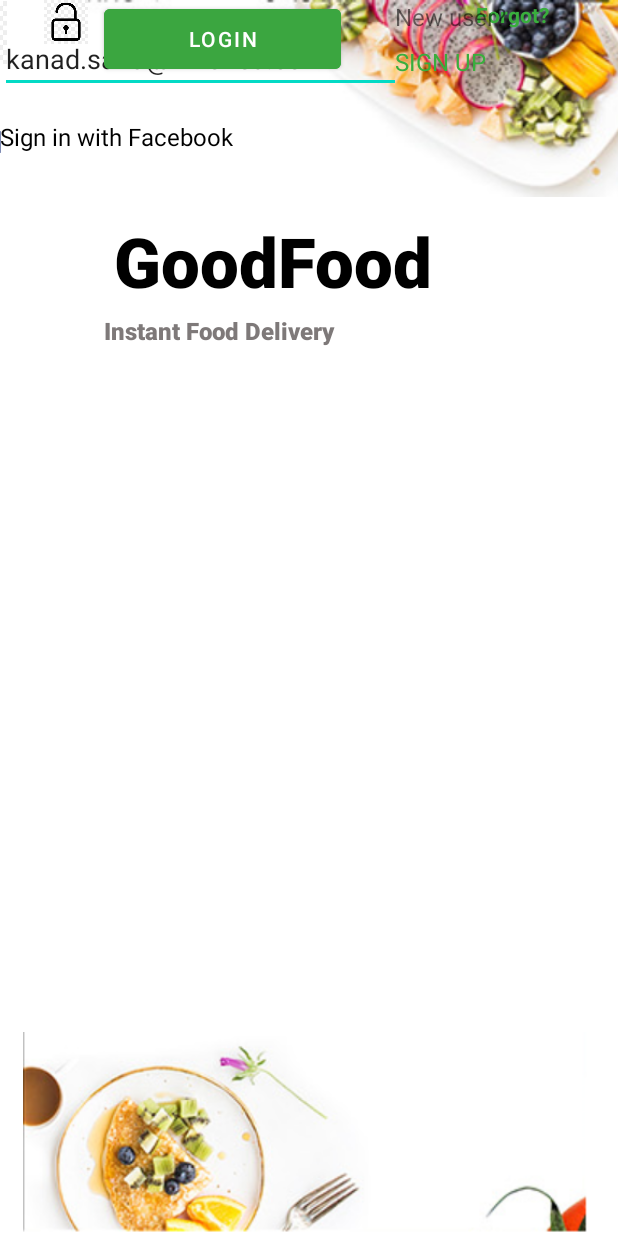
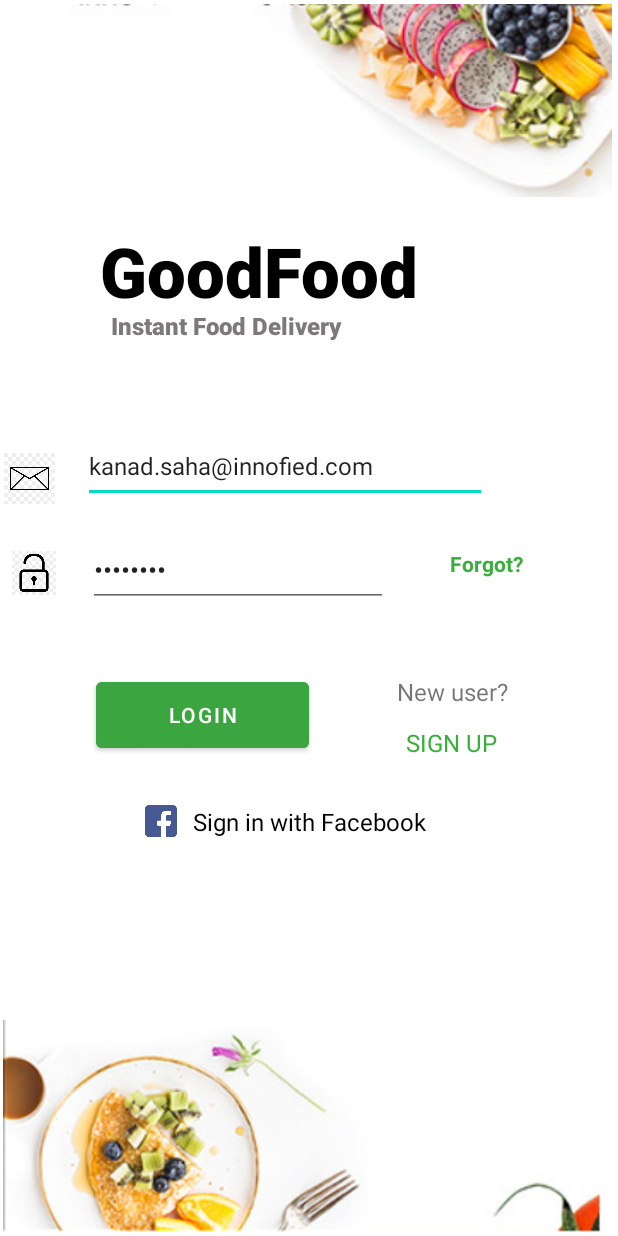
Before and after one commit to gpuig22/GoodFood, an Android app: the screen it shows after launch (MainActivity), on a phone screen of 412 x 824 dp. Run offline under Robolectric (Android 15) with nearby library versions, the phone set to English and light mode, and no system bars; Roboto replaces fonts that are not available here.

Commit message:
GoodFood UI adjusted to the point !!

```diff
--- a/app/src/main/res/layout/activity_main.xml
+++ b/app/src/main/res/layout/activity_main.xml
@@ -8,25 +8,29 @@
 
     <ImageView
         android:id="@+id/imageView6"
-        android:layout_width="413dp"
-        android:layout_height="131dp"
+        android:layout_width="408dp"
+        android:layout_height="134dp"
+        app:layout_constraintTop_toTopOf="parent"
         app:srcCompat="@drawable/logintop"
-        tools:layout_editor_absoluteX="-3dp"
-        tools:layout_editor_absoluteY="-1dp" />
+        tools:layout_editor_absoluteX="2dp" />
 
     <ImageView
         android:id="@+id/imageView7"
-        android:layout_width="415dp"
-        android:layout_height="136dp"
+        android:layout_width="412dp"
+        android:layout_height="144dp"
+        android:layout_marginTop="24dp"
+        app:flow_horizontalAlign="start"
         app:layout_constraintBottom_toBottomOf="parent"
+        app:layout_constraintTop_toBottomOf="@+id/textView6"
+        app:layout_constraintVertical_bias="1.0"
         app:srcCompat="@drawable/loginbottom"
-        tools:layout_editor_absoluteX="-2dp" />
+        tools:layout_editor_absoluteX="2dp" />
 
     <TextView
         android:id="@+id/textView"
-        android:layout_width="226dp"
-        android:layout_height="62dp"
-        android:layout_marginTop="12dp"
+        android:layout_width="230dp"
+        android:layout_height="56dp"
+        android:layout_marginTop="16dp"
         android:fontFamily="sans-serif-black"
         android:text="GoodFood"
         android:textAlignment="center"
@@ -34,137 +38,140 @@
         android:textSize="46dp"
         android:textStyle="bold"
         app:layout_constraintEnd_toEndOf="parent"
-        app:layout_constraintHorizontal_bias="0.372"
+        app:layout_constraintHorizontal_bias="0.32"
         app:layout_constraintStart_toStartOf="parent"
         app:layout_constraintTop_toBottomOf="@+id/imageView6" />
 
     <TextView
         android:id="@+id/textView2"
         android:layout_width="176dp"
-        android:layout_height="21dp"
-        android:layout_marginTop="4dp"
+        android:layout_height="32dp"
         android:fontFamily="sans-serif-black"
         android:text="Instant Food Delivery"
         android:textColor="#7E7979"
         android:textSize="16sp"
         app:layout_constraintEnd_toEndOf="parent"
-        app:layout_constraintHorizontal_bias="0.293"
+        app:layout_constraintHorizontal_bias="0.314"
         app:layout_constraintStart_toStartOf="parent"
         app:layout_constraintTop_toBottomOf="@+id/textView" />
 
     <EditText
         android:id="@+id/editTextTextPersonName"
-        android:layout_width="267dp"
-        android:layout_height="41dp"
+        android:layout_width="269dp"
+        android:layout_height="49dp"
+        android:layout_marginTop="48dp"
         android:ems="10"
         android:fontFamily="@font/montserrat_alternates_bold"
         android:inputType="textPersonName"
         android:text="kanad.saha@innofied.com"
-        app:layout_constraintBottom_toTopOf="@+id/editTextTextPassword"
-        app:layout_constraintTop_toBottomOf="@+id/textView2"
-        app:layout_constraintVertical_bias="0.638"
-        tools:layout_editor_absoluteX="72dp" />
+        android:textSize="16sp"
+        app:layout_constraintEnd_toEndOf="parent"
+        app:layout_constraintHorizontal_bias="0.156"
+        app:layout_constraintStart_toEndOf="@+id/imageView8"
+        app:layout_constraintTop_toBottomOf="@+id/textView2" />
+
+    <ImageView
+        android:id="@+id/imageView8"
+        android:layout_width="39dp"
+        android:layout_height="34dp"
+        android:layout_marginTop="168dp"
+        app:layout_constraintTop_toBottomOf="@+id/imageView6"
+        app:srcCompat="@drawable/envelope"
+        tools:layout_editor_absoluteX="9dp" />
 
     <EditText
         android:id="@+id/editTextTextPassword"
-        android:layout_width="wrap_content"
-        android:layout_height="wrap_content"
-        android:layout_marginBottom="12dp"
+        android:layout_width="200dp"
+        android:layout_height="49dp"
+        android:layout_marginTop="20dp"
         android:ems="10"
         android:inputType="textPassword"
+        android:minHeight="48dp"
         android:text="********"
-        app:layout_constraintBottom_toTopOf="@+id/myloginbutton"
-        app:layout_constraintEnd_toEndOf="parent"
-        app:layout_constraintHorizontal_bias="0.343"
-        app:layout_constraintStart_toStartOf="parent" />
+        app:layout_constraintEnd_toStartOf="@+id/textView3"
+        app:layout_constraintHorizontal_bias="0.338"
+        app:layout_constraintStart_toEndOf="@+id/imageView9"
+        app:layout_constraintTop_toBottomOf="@+id/editTextTextPersonName" />
 
     <TextView
         android:id="@+id/textView3"
         android:layout_width="56dp"
-        android:layout_height="28dp"
+        android:layout_height="26dp"
+        android:layout_marginTop="232dp"
+        android:layout_marginEnd="56dp"
         android:text="Forgot?"
         android:textColor="#39AE3D"
         android:textStyle="bold"
         app:layout_constraintEnd_toEndOf="parent"
-        app:layout_constraintHorizontal_bias="0.486"
-        app:layout_constraintStart_toEndOf="@+id/editTextTextPassword"
-        tools:layout_editor_absoluteY="351dp" />
+        app:layout_constraintTop_toBottomOf="@+id/imageView6" />
 
     <Button
         android:id="@+id/myloginbutton"
-        android:layout_width="158dp"
-        android:layout_height="52dp"
+        android:layout_width="142dp"
+        android:layout_height="56dp"
+        android:layout_marginStart="64dp"
+        android:layout_marginTop="44dp"
         android:backgroundTint="#3BA640"
         android:text="Login"
-        app:layout_constraintEnd_toEndOf="parent"
-        app:layout_constraintHorizontal_bias="0.272"
         app:layout_constraintStart_toStartOf="parent"
-        app:strokeColor="#4CAF50"
-        tools:layout_editor_absoluteY="400dp" />
+        app:layout_constraintTop_toBottomOf="@+id/editTextTextPassword"
+        app:strokeColor="#4CAF50" />
 
     <TextView
         android:id="@+id/textView4"
         android:layout_width="wrap_content"
         android:layout_height="wrap_content"
+        android:layout_marginTop="316dp"
         android:text="New user?"
         android:textSize="16sp"
         app:layout_constraintEnd_toEndOf="parent"
-        app:layout_constraintHorizontal_bias="0.327"
+        app:layout_constraintHorizontal_bias="0.445"
         app:layout_constraintStart_toEndOf="@+id/myloginbutton"
-        tools:layout_editor_absoluteY="400dp" />
+        app:layout_constraintTop_toBottomOf="@+id/imageView6" />
 
     <TextView
         android:id="@+id/textView5"
         android:layout_width="wrap_content"
         android:layout_height="wrap_content"
-        android:layout_marginTop="8dp"
+        android:layout_marginTop="12dp"
         android:text="SIGN UP"
         android:textColor="#39AE3D"
         android:textSize="16sp"
         app:layout_constraintEnd_toEndOf="parent"
-        app:layout_constraintHorizontal_bias="0.292"
+        app:layout_constraintHorizontal_bias="0.446"
         app:layout_constraintStart_toEndOf="@+id/myloginbutton"
         app:layout_constraintTop_toBottomOf="@+id/textView4" />
 
     <ImageView
-        android:id="@+id/imageView8"
-        android:layout_width="42dp"
-        android:layout_height="43dp"
-        app:layout_constraintEnd_toStartOf="@+id/editTextTextPersonName"
-        app:layout_constraintHorizontal_bias="0.9"
-        app:layout_constraintStart_toStartOf="parent"
-        app:srcCompat="@drawable/envelope"
-        tools:layout_editor_absoluteY="276dp" />
-
-    <ImageView
         android:id="@+id/imageView9"
         android:layout_width="29dp"
-        android:layout_height="29dp"
-        app:layout_constraintEnd_toStartOf="@+id/editTextTextPassword"
-        app:layout_constraintHorizontal_bias="0.75"
+        android:layout_height="36dp"
+        android:layout_marginStart="8dp"
+        android:layout_marginTop="28dp"
         app:layout_constraintStart_toStartOf="parent"
-        app:srcCompat="@drawable/openlock"
-        tools:layout_editor_absoluteY="350dp" />
+        app:layout_constraintTop_toBottomOf="@+id/imageView8"
+        app:srcCompat="@drawable/openlock" />
 
     <TextView
         android:id="@+id/textView6"
         android:layout_width="wrap_content"
         android:layout_height="wrap_content"
-        android:layout_marginTop="28dp"
+        android:layout_marginTop="32dp"
+        android:layout_marginEnd="128dp"
         android:fontFamily="@font/montserrat_alternates_bold"
         android:text="Sign in with Facebook"
         android:textColor="#000000"
         android:textSize="16sp"
-        app:layout_constraintTop_toBottomOf="@+id/myloginbutton"
-        tools:layout_editor_absoluteX="92dp" />
+        app:layout_constraintEnd_toEndOf="parent"
+        app:layout_constraintTop_toBottomOf="@+id/myloginbutton" />
 
     <ImageView
         android:id="@+id/imageView10"
-        android:layout_width="30dp"
-        android:layout_height="29dp"
-        android:layout_marginTop="28dp"
+        android:layout_width="33dp"
+        android:layout_height="37dp"
+        android:layout_marginTop="24dp"
         app:layout_constraintEnd_toStartOf="@+id/textView6"
-        app:layout_constraintHorizontal_bias="0.821"
+        app:layout_constraintHorizontal_bias="0.95"
         app:layout_constraintStart_toStartOf="parent"
         app:layout_constraintTop_toBottomOf="@+id/myloginbutton"
         app:srcCompat="@drawable/facebook" />
```
